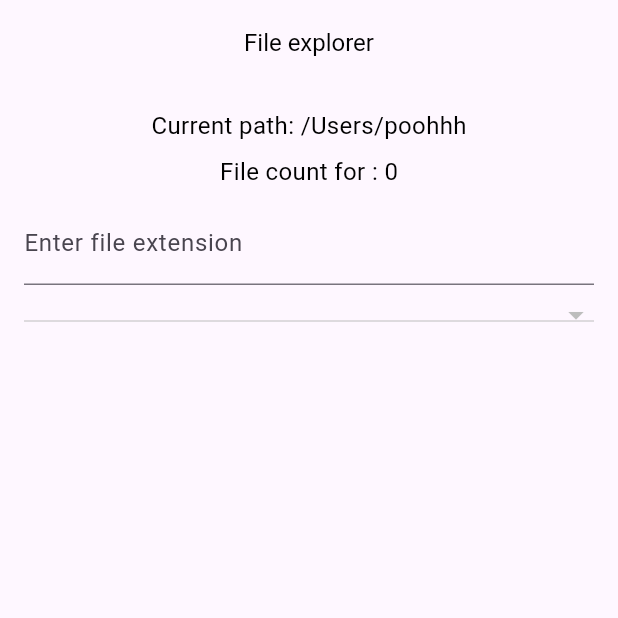
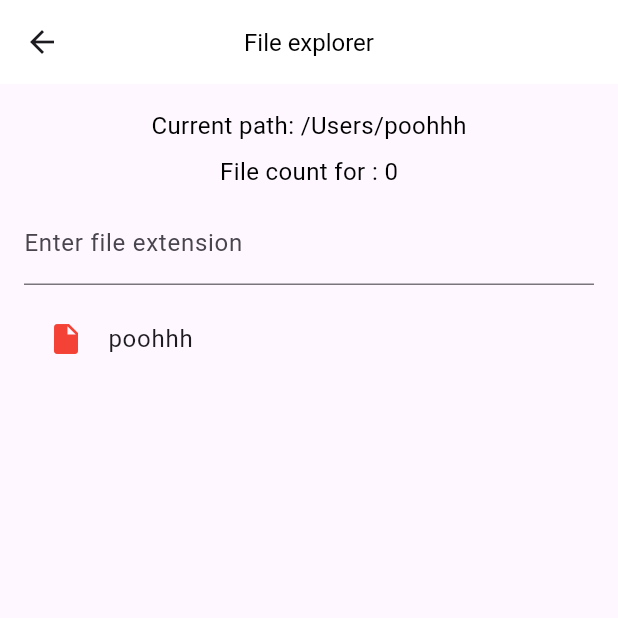
Before and after one commit to ppooh1/dropdown2.0, a Flutter app: the screen it shows after launch, on a phone screen of 412 x 824 dp, the top half of it. Run offline on Flutter 3.47's test engine with Material 3 defaults, Android fonts, the phone set to English and light mode, and no system bars; our stand-ins replace open_file.

Commit message:
add treeview

```diff
--- a/lib/main.dart
+++ b/lib/main.dart
@@ -74,43 +74,114 @@ class _FileExplorerScreenState extends State<FileExplorerScreen> {
     });
   }
 
-  List<DropdownMenuItem<String>> _buildMenuItems(String path) {
-    List<DropdownMenuItem<String>> items = [];
+  List<Widget> _buildTreeView(String path) {
+    List<Widget> treeView = [];
     if (path != '/Users/poohhh') {
-      items.add(
-        DropdownMenuItem(
-          value: '...',
-          child: const Text('...'), // Added 'const' keyword
+      treeView.add(
+        ListTile(
+          title: const Text('...'), // Added 'const' keyword
+          leading: const Icon(Icons.folder),
+          onTap: () {
+            var parentDir = p.dirname(selectedPath!);
+            _loadDirectories(parentDir);
+          },
         ),
       );
     }
     for (var item in fileStructure[path] ?? []) {
       var isDirectory = Directory(item).existsSync();
 
-      items.add(
-        DropdownMenuItem(
-          value: item,
-          child: Row(
-            children: [
-              Icon(
+      treeView.add(
+        ListTile(
+          title: Text(p.basename(item)),
+          leading: Icon(
             isDirectory ? Icons.folder : Icons.insert_drive_file,
             color: isDirectory
                 ? const Color.fromRGBO(255, 233, 162, 1)
                 : Colors.red,
           ),
-              const SizedBox(width: 8),
-              Text(p.basename(item)),
+          onTap: () {
+            if (isDirectory) {
+              _loadDirectories(item);
+            } else {
+              OpenFile.open(item);
+            }
+          },
+        ),
+      );
+    }
+    return treeView;
+  }
+
+  List<String> _getSubdirectories(String path) {
+    List<String> subdirectories = [];
+    for (var item in fileStructure[path] ?? []) {
+      if (Directory(item).existsSync()) {
+        subdirectories.add(item);
+      }
+    }
+    return subdirectories;
+  }
+
+  List<String> _getFiles(String path) {
+    List<String> files = [];
+    for (var item in fileStructure[path] ?? []) {
+      if (File(item).existsSync()) {
+        files.add(item);
+      }
+    }
+    return files;
+  }
+
+  Widget _buildTreeViewItem(String path) {
+    var isDirectory = Directory(path).existsSync();
+    var subdirectories = _getSubdirectories(path);
+    var files = _getFiles(path);
+
+    return Column(
+      crossAxisAlignment: CrossAxisAlignment.start,
+      children: [
+        ListTile(
+          title: Text(p.basename(path)),
+          leading: Icon(
+            isDirectory ? Icons.folder : Icons.insert_drive_file,
+            color: isDirectory
+                ? const Color.fromRGBO(255, 233, 162, 1)
+                : Colors.red,
+          ),
+          onTap: () {
+            if (isDirectory) {
+              _loadDirectories(path);
+            } else {
+              OpenFile.open(path);
+            }
+          },
+        ),
+        Padding(
+          padding: const EdgeInsets.only(left: 16.0),
+          child: Column(
+            crossAxisAlignment: CrossAxisAlignment.start,
+            children: [
+              for (var subdirectory in subdirectories)
+                _buildTreeViewItem(subdirectory),
+              for (var file in files)
+                ListTile(
+                  title: Text(p.basename(file)),
+                  leading: const Icon(Icons.insert_drive_file),
+                  onTap: () {
+                    OpenFile.open(file);
+                  },
+                ),
             ],
           ),
         ),
+      ],
     );
-    }
-    return items;
   }
 
   @override
   Widget build(BuildContext context) {
-    var items = _buildMenuItems(selectedPath!);
+    var treeView = _buildTreeViewItem(selectedPath!);
     return Scaffold(
       appBar: AppBar(
         title: const Text(
@@ -118,6 +189,14 @@ class _FileExplorerScreenState extends State<FileExplorerScreen> {
           style: TextStyle(color: Colors.black, fontSize: 16.0),
         ),
         centerTitle: true,
+        leading: IconButton(
+          icon: Icon(Icons.arrow_back),
+          onPressed: () {
+            var parentDir = p.dirname(selectedPath!);
+            _loadDirectories(parentDir);
+          },
+        ),
+        backgroundColor: Colors.white,
       ),
       body: Padding(
         padding: const EdgeInsets.all(16.0),
@@ -146,26 +225,21 @@ class _FileExplorerScreenState extends State<FileExplorerScreen> {
               ),
             ),
             const SizedBox(height: 8),
-            Container(
-
-              child: DropdownButton<String>(
-                value: items.any((item) => item.value == selectedPath)
-                    ? selectedPath
-                    : null,
-                items: items,
-                onChanged: (String? newValue) {
-                  if (newValue == '...') {
+            Expanded(
+              child: ListView(
+                children: [
+                  if (selectedPath != '/Users/poohhh') ...[
+                    ListTile(
+                      title: Text(p.basename(p.dirname(selectedPath!))),
+                      leading: const Icon(Icons.folder),
+                      onTap: () {
                         var parentDir = p.dirname(selectedPath!);
                         _loadDirectories(parentDir);
-                  } else if (newValue != null) {
-                    if (Directory(newValue).existsSync()) {
-                      _loadDirectories(newValue);
-                    } else if (File(newValue).existsSync()) {
-                      OpenFile.open(newValue);
-                    }
-                  }
                       },
-                isExpanded: true,
+                    ),
+                  ],
+                  treeView,
+                ],
               ),
             ),
           ],
--- a/pubspec.yaml
+++ b/pubspec.yaml
@@ -32,12 +32,14 @@ dependencies:
     sdk: flutter
   open_file: ^3.0.1
   url_launcher: ^6.0.10
+  tree_view: ^0.0.6
 
 
 
   # The following adds the Cupertino Icons font to your application.
   # Use with the CupertinoIcons class for iOS style icons.
   cupertino_icons: ^1.0.2
+  flutter_treeview: ^1.0.7+1
 
 dev_dependencies:
   flutter_test:
```
Also changed, not shown: pubspec.lock. Lines whose indentation alone changed are shown as unchanged.
